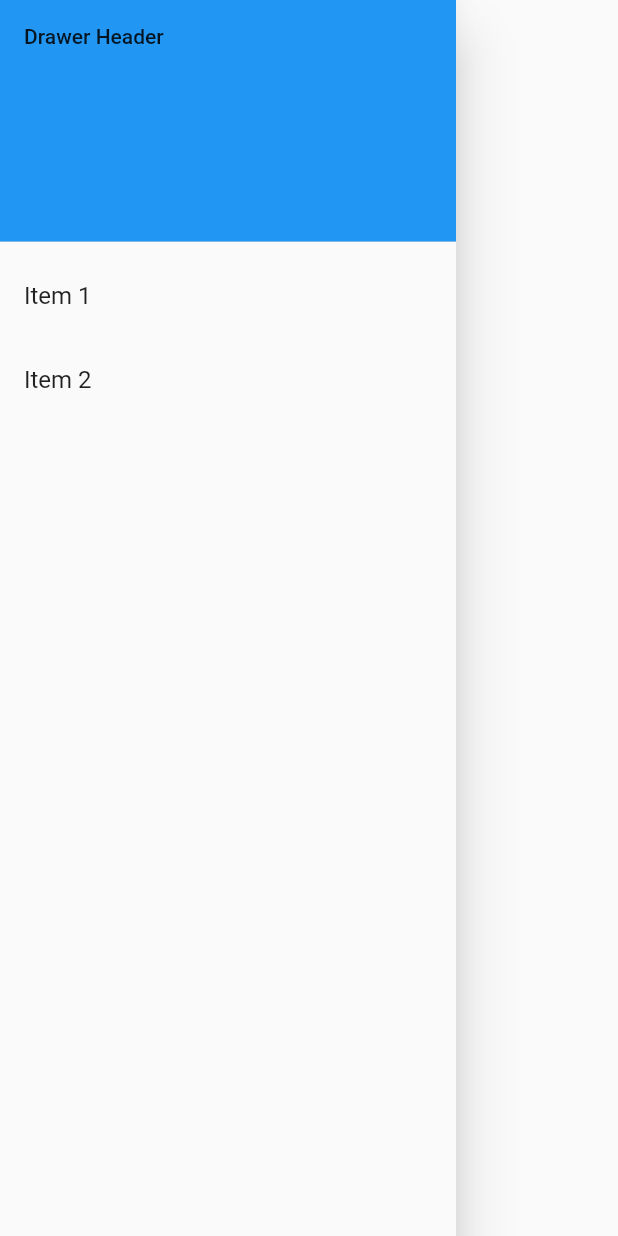
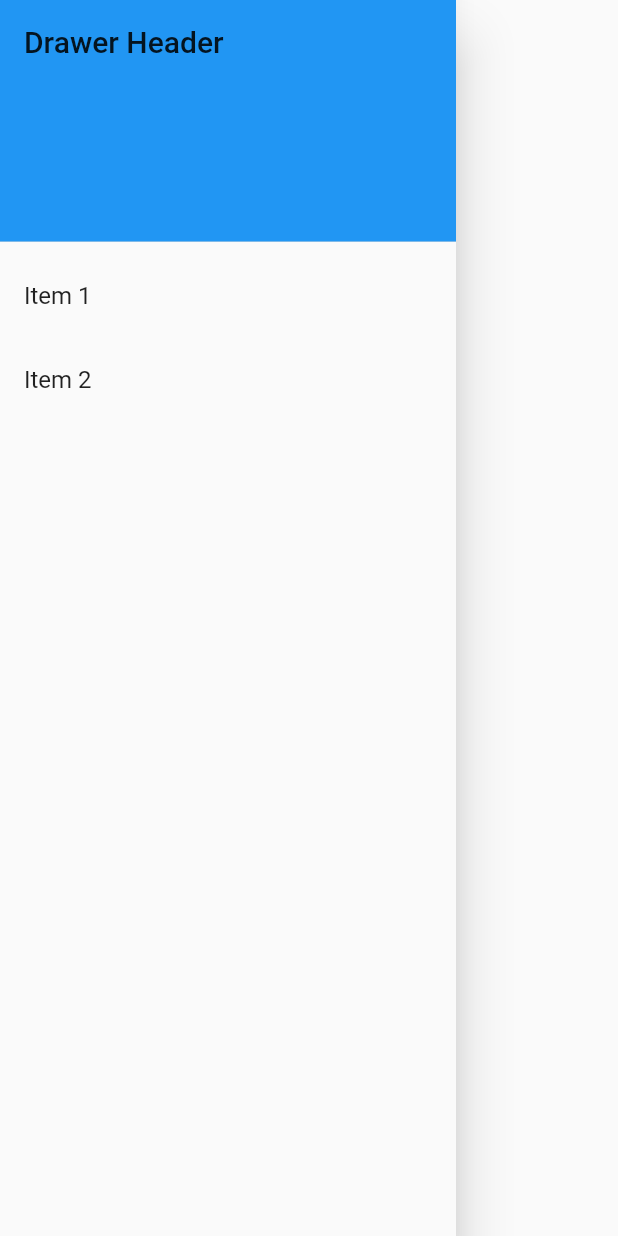
Before and after one commit to kwiecien/todo-app-flutter, a Flutter app: the MyDrawer widget shown alone on an empty page, opened directly, on a phone screen of 412 x 824 dp. Run offline on Flutter 3.47's test engine with Material 2 defaults, Android fonts, the phone set to English and light mode, and no system bars.

Commit message:
add firebase dependencies

```diff
--- a/lib/MyDrawer.dart
+++ b/lib/MyDrawer.dart
@@ -8,7 +8,12 @@ class MyDrawer extends StatelessWidget {
         padding: EdgeInsets.zero,
         children: <Widget>[
           DrawerHeader(
-            child: Text('Drawer Header'),
+            child: Text(
+                'Drawer Header',
+              style: TextStyle(
+                fontSize: 20,
+              ),
+            ),
             decoration: BoxDecoration(
               color: Colors.blue,
             ),
--- a/pubspec.yaml
+++ b/pubspec.yaml
@@ -20,6 +20,7 @@ dependencies:
   flutter:
     sdk: flutter
   intl: ^0.15.8
+  cloud_firestore: ^0.9.10
 
   # The following adds the Cupertino Icons font to your application.
   # Use with the CupertinoIcons class for iOS style icons.
```
Also changed, not shown: pubspec.lock, 3 other files.
